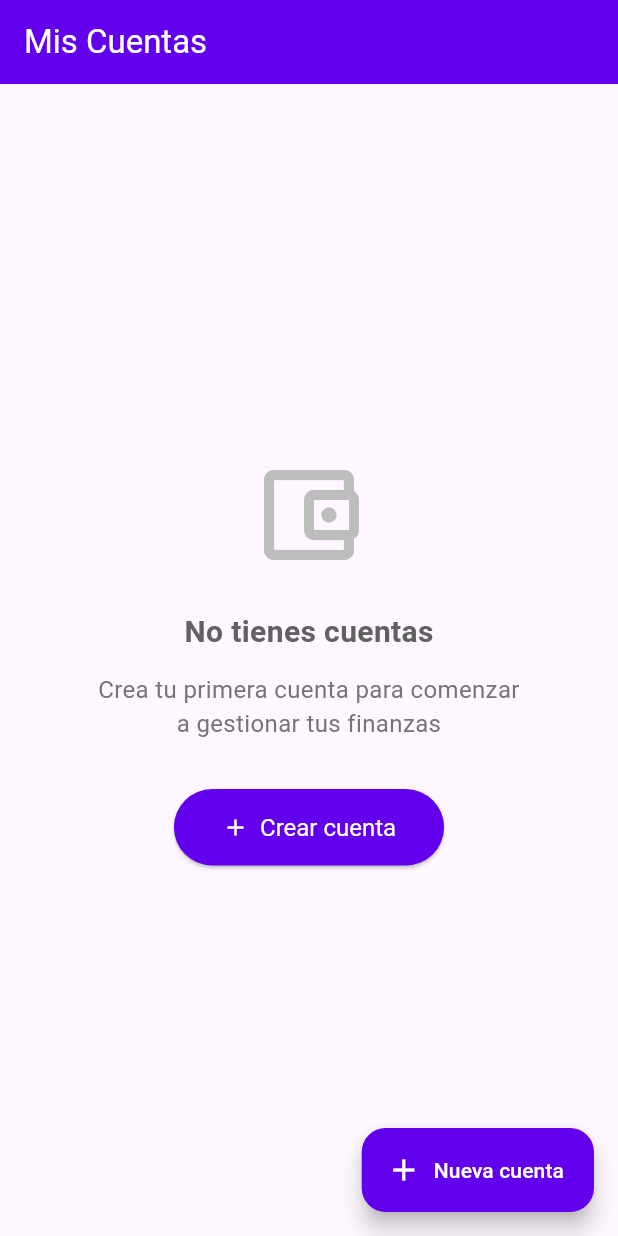
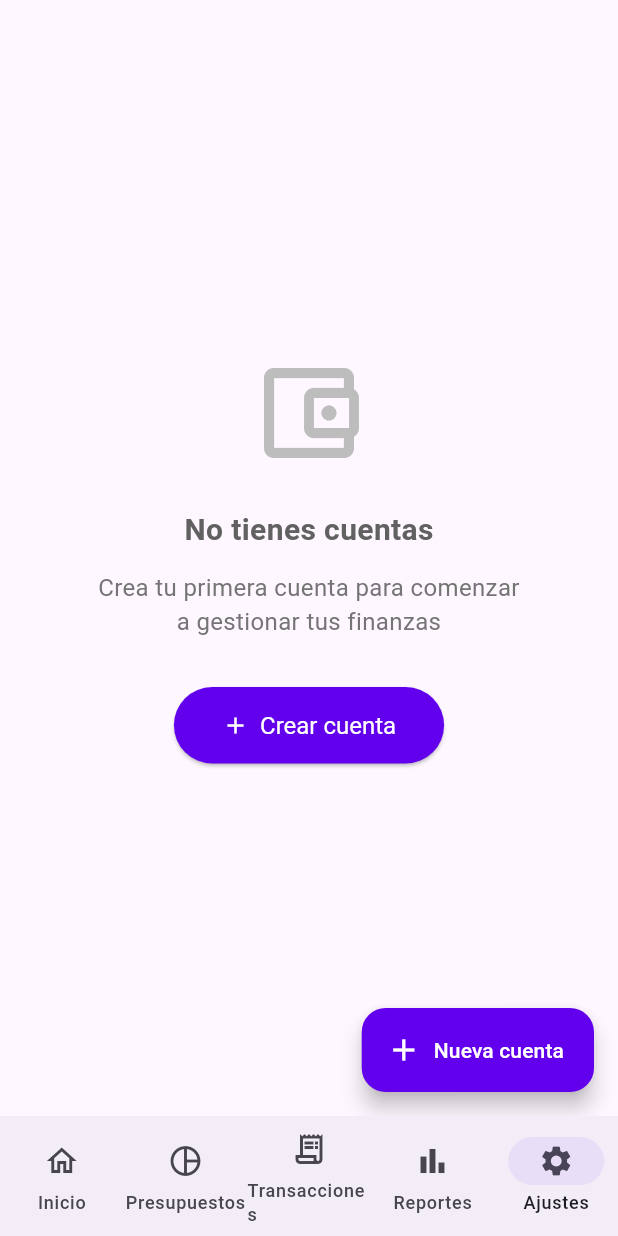
Before and after one commit to IDUCDEV/clariFi, a Flutter app: the AccountsListView screen opened by its route, on a phone screen of 412 x 824 dp. Run offline on Flutter 3.47's test engine with Material 3 defaults, Android fonts, the phone set to English and light mode, and no system bars; our stand-ins replace app_links, go_router, supabase_flutter; accounts and stored records are empty.

Commit message:
Added NavegationBar to view account

```diff
--- a/lib/src/routes/app_router.dart
+++ b/lib/src/routes/app_router.dart
@@ -11,6 +11,10 @@ import 'package:clarifi_app/src/views/transactions/transaction_form_view.dart';
 import 'package:clarifi_app/src/views/onboarding/onboarding.dart';
 import 'package:clarifi_app/src/views/splashScreen/splash_screen.dart';
 import 'package:clarifi_app/src/views/navigation/main_navigation_view.dart';
+import 'package:clarifi_app/src/views/budgets/budgets_view.dart';
+import 'package:clarifi_app/src/views/transactions/transactions_view.dart';
+import 'package:clarifi_app/src/views/reports/reports_view.dart';
+import 'package:clarifi_app/src/views/settings/settings_view.dart';
 import 'package:go_router/go_router.dart';
 
 
@@ -23,6 +27,7 @@ class AppRouter {
       refreshListenable: authViewModel,
       initialLocation: '/',
       routes: [
+        // Rutas sin NavigationBar
         GoRoute(
           name: 'splashScreen',
           path: '/',
@@ -53,25 +58,64 @@ class AppRouter {
           path: '/reset-password',
           builder: (context, state) => const ChangePassword(),
         ),
-        GoRoute(
-          name: 'dashboard',
-          path: '/dashboard',
-          builder: (context, state) => const MainNavigationView(),
+
+        // ShellRoute para mantener NavigationBar visible
+        ShellRoute(
+          builder: (context, state, child) {
+            return MainNavigationView(child: child);
+          },
+          routes: [
+            GoRoute(
+              name: 'home',
+              path: '/home',
+              pageBuilder: (context, state) => NoTransitionPage(
+                child: const HomeView(),
+              ),
+            ),
+            GoRoute(
+              name: 'budgets',
+              path: '/budgets',
+              pageBuilder: (context, state) => NoTransitionPage(
+                child: const BudgetsView(),
+              ),
+            ),
+            GoRoute(
+              name: 'transactions',
+              path: '/transactions',
+              pageBuilder: (context, state) => NoTransitionPage(
+                child: const TransactionsView(),
+              ),
+            ),
+            GoRoute(
+              name: 'reports',
+              path: '/reports',
+              pageBuilder: (context, state) => NoTransitionPage(
+                child: const ReportsView(),
+              ),
+            ),
+            GoRoute(
+              name: 'settings',
+              path: '/settings',
+              pageBuilder: (context, state) => NoTransitionPage(
+                child: const SettingsView(),
+              ),
+            ),
+            // Rutas anidadas que también muestran el NavigationBar
+            GoRoute(
+              name: 'accountsList',
+              path: '/accounts/list',
+              pageBuilder: (context, state) => NoTransitionPage(
+                child: const AccountsListView(),
+              ),
+            ),
+          ],
         ),
-        GoRoute(
-          name: 'home',
-          path: '/home',
-          builder: (context, state) => const MainNavigationView(),
-        ),
+
+        // Rutas adicionales (sin NavigationBar)
         GoRoute(
           name: 'accounts',
           path: '/accounts',
           builder: (context, state) => const AccountsView(),
-        ),
-        GoRoute(
-          name: 'accountsList',
-          path: '/accounts/list',
-          builder: (context, state) => const AccountsListView(),
         ),
         GoRoute(
           name: 'transactionForm',
@@ -90,7 +134,7 @@ class AppRouter {
         }
 
         if (location == '/login' || location == '/signup' || location == '/' || location == '/onboarding') {
-          return '/dashboard';
+          return '/home';
         }
 
         return null;
--- a/lib/src/views/accounts/accounts_list_view.dart
+++ b/lib/src/views/accounts/accounts_list_view.dart
@@ -103,12 +103,6 @@ class _AccountsListViewState extends State<AccountsListView> {
   @override
   Widget build(BuildContext context) {
     return Scaffold(
-      appBar: AppBar(
-        title: const Text('Mis Cuentas'),
-        backgroundColor: AppColors.primary,
-        foregroundColor: Colors.white,
-        elevation: 0,
-      ),
       body: Consumer<AccountViewModel>(
         builder: (context, viewModel, child) {
           // Estado de carga
@@ -128,17 +122,29 @@ class _AccountsListViewState extends State<AccountsListView> {
             return _buildEmptyState();
           }
 
-          // Lista de cuentas
-          return RefreshIndicator(
-            onRefresh: _handleRefresh,
-            child: ListView.builder(
-              padding: const EdgeInsets.all(16),
-              itemCount: viewModel.accounts.length,
-              itemBuilder: (context, index) {
-                final account = viewModel.accounts[index];
-                return _buildAccountCard(account);
-              },
-            ),
+          // Lista de cuentas con AppBar personalizado en el body
+          return CustomScrollView(
+            slivers: [
+              SliverAppBar(
+                title: const Text('Mis Cuentas'),
+                backgroundColor: AppColors.primary,
+                foregroundColor: Colors.white,
+                floating: true,
+                snap: true,
+              ),
+              SliverPadding(
+                padding: const EdgeInsets.all(16),
+                sliver: SliverList(
+                  delegate: SliverChildBuilderDelegate(
+                    (context, index) {
+                      final account = viewModel.accounts[index];
+                      return _buildAccountCard(account);
+                    },
+                    childCount: viewModel.accounts.length,
+                  ),
+                ),
+              ),
+            ],
           );
         },
       ),
--- a/lib/src/views/navigation/main_navigation_view.dart
+++ b/lib/src/views/navigation/main_navigation_view.dart
@@ -1,48 +1,41 @@
 import 'package:flutter/material.dart';
-import '../home/home_view.dart';
-import '../budgets/budgets_view.dart';
-import '../transactions/transactions_view.dart';
-import '../reports/reports_view.dart';
-import '../settings/settings_view.dart';
+import 'package:go_router/go_router.dart';
 
 /// Vista principal con NavigationBar para navegar entre las secciones principales
-class MainNavigationView extends StatefulWidget {
-  const MainNavigationView({super.key});
+/// Ahora usa navegación declarativa con go_router
+class MainNavigationView extends StatelessWidget {
+  final Widget child;
 
-  @override
-  State<MainNavigationView> createState() => _MainNavigationViewState();
-}
-
-class _MainNavigationViewState extends State<MainNavigationView> {
-  int _currentPageIndex = 0;
+  const MainNavigationView({
+    super.key,
+    required this.child,
+  });
 
   @override
   Widget build(BuildContext context) {
     return Scaffold(
-      body: <Widget>[
-        /// Página de Inicio
-        const HomeView(),
-
-        /// Página de Presupuestos
-        const BudgetsView(),
-
-        /// Página de Transacciones
-        const TransactionsView(),
-
-        /// Página de Reportes
-        const ReportsView(),
-
-        /// Página de Ajustes
-        const SettingsView(),
-      ][_currentPageIndex],
-
+      body: child,
       bottomNavigationBar: NavigationBar(
         onDestinationSelected: (int index) {
-          setState(() {
-            _currentPageIndex = index;
-          });
+          switch (index) {
+            case 0:
+              context.go('/home');
+              break;
+            case 1:
+              context.go('/budgets');
+              break;
+            case 2:
+              context.go('/transactions');
+              break;
+            case 3:
+              context.go('/reports');
+              break;
+            case 4:
+              context.go('/settings');
+              break;
+          }
         },
-        selectedIndex: _currentPageIndex,
+        selectedIndex: _calculateSelectedIndex(context),
         destinations: const <NavigationDestination>[
           NavigationDestination(
             selectedIcon: Icon(Icons.home),
@@ -73,4 +66,27 @@ class _MainNavigationViewState extends State<MainNavigationView> {
       ),
     );
   }
+
+  /// Calcula el índice seleccionado basado en la ruta actual
+  static int _calculateSelectedIndex(BuildContext context) {
+    final String location = GoRouterState.of(context).uri.path;
+
+    if (location.startsWith('/home')) {
+      return 0;
+    }
+    if (location.startsWith('/budgets')) {
+      return 1;
+    }
+    if (location.startsWith('/transactions')) {
+      return 2;
+    }
+    if (location.startsWith('/reports')) {
+      return 3;
+    }
+    if (location.startsWith('/settings') || location.startsWith('/accounts')) {
+      return 4; // Settings o rutas relacionadas como accounts
+    }
+
+    return 0; // Default a Inicio
+  }
 }
```
